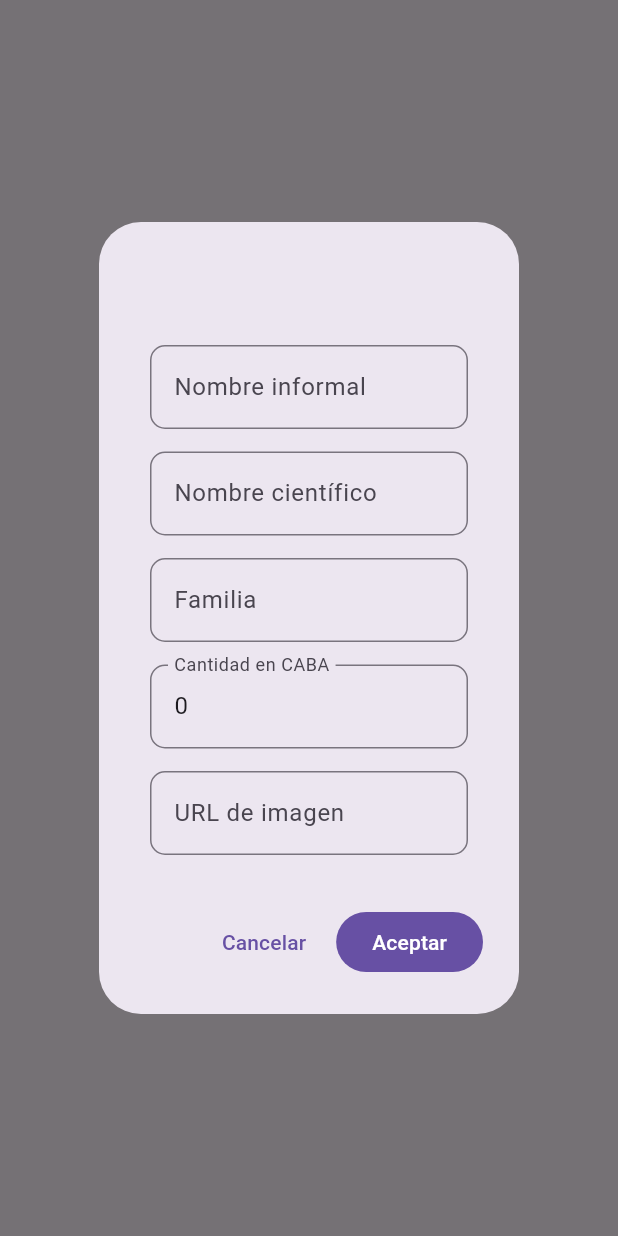
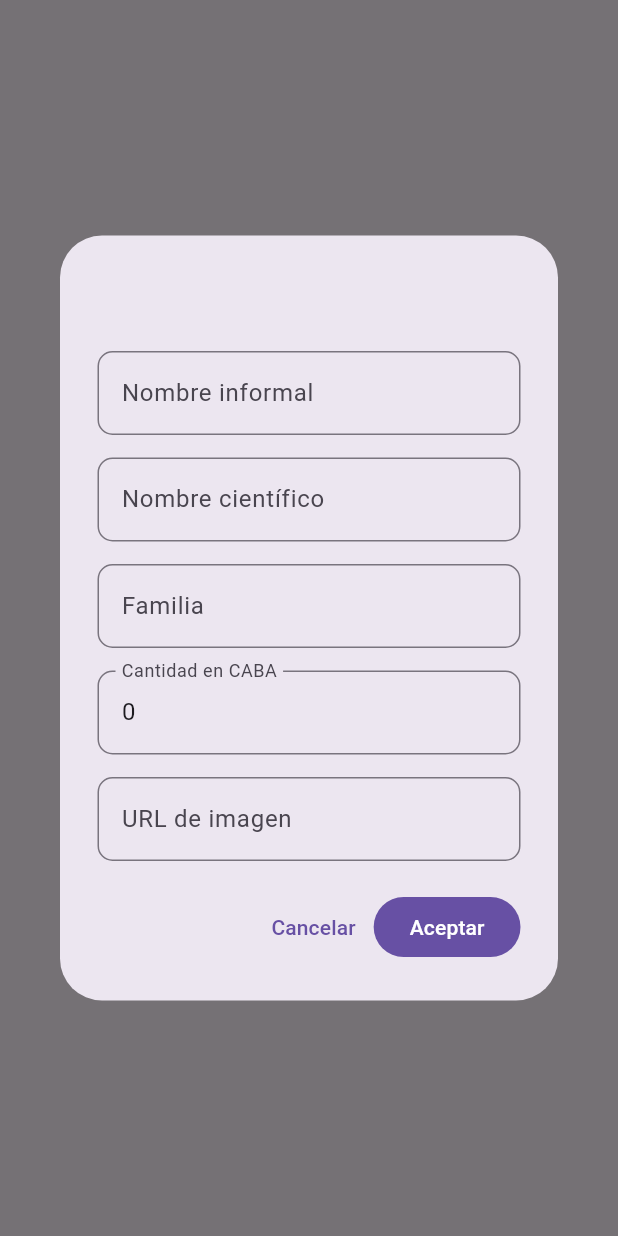
Before and after one commit to AleNimo/FlutterProjects, a Flutter app: what treeDialog() shows on an empty page, opened directly with empty values, on a phone screen of 412 x 824 dp. Run offline on Flutter 3.47's test engine with Material 3 defaults, Android fonts, the phone set to English and light mode, and no system bars; our stand-ins replace floor, font_awesome_flutter, go_router, shared_preferences, sqflite; accounts and stored records are empty; generated files the repository leaves out were written again.

Commit message:
Emprolijo dialogs aumentando su ancho, dejando de usar alertDialog

```diff
--- a/primer_parcial/lib/domain/models/dialogs.dart
+++ b/primer_parcial/lib/domain/models/dialogs.dart
@@ -49,13 +49,24 @@ void treeDialog(BuildContext context, String title, Repository repository,
   showDialog(
       barrierDismissible: true,
       context: context,
-      builder: (context) => AlertDialog(
-            title: Text(title),
-            content: SingleChildScrollView(
+      builder: (context) {
+        final textStyle = Theme.of(context).textTheme;
+        return Dialog(
+          insetPadding:
+              const EdgeInsets.symmetric(horizontal: 40.0, vertical: 10.0),
+          child: Padding(
+            padding: const EdgeInsets.all(25.0),
+            child: Column(
+              mainAxisSize: MainAxisSize.min,
+              crossAxisAlignment: CrossAxisAlignment.start,
+              children: [
+                Text(title, style: textStyle.headlineSmall),
+                Flexible(
+                  child: SingleChildScrollView(
                     child: Form(
                       key: formKey,
                       child: Padding(
-                  padding: const EdgeInsets.all(10),
+                        padding: const EdgeInsets.symmetric(vertical: 20),
                         child: Column(
                           mainAxisSize: MainAxisSize.min,
                           mainAxisAlignment: MainAxisAlignment.start,
@@ -77,7 +88,8 @@ void treeDialog(BuildContext context, String title, Repository repository,
                             ),
                             const SizedBox(height: 15),
                             TextFormField(
-                        initialValue: (tree != null) ? tree.scientificName : '',
+                              initialValue:
+                                  (tree != null) ? tree.scientificName : '',
                               decoration: InputDecoration(
                                 labelText: 'Nombre científico',
                                 border: OutlineInputBorder(
@@ -109,8 +121,9 @@ void treeDialog(BuildContext context, String title, Repository repository,
                             ),
                             const SizedBox(height: 15),
                             TextFormField(
-                        initialValue:
-                            (tree != null) ? tree.quantityBsAs.toString() : '',
+                              initialValue: (tree != null)
+                                  ? tree.quantityBsAs.toString()
+                                  : '',
                               decoration: InputDecoration(
                                 labelText: 'Cantidad en CABA',
                                 border: OutlineInputBorder(
@@ -143,7 +156,10 @@ void treeDialog(BuildContext context, String title, Repository repository,
                       ),
                     ),
                   ),
-            actions: [
+                ),
+                Row(
+                  mainAxisAlignment: MainAxisAlignment.end,
+                  children: [
                     TextButton(
                         onPressed: () {
                           context.pop();
@@ -167,7 +183,8 @@ void treeDialog(BuildContext context, String title, Repository repository,
                                 ),
                               );
                               if (context.mounted) {
-                          showSnackbar(context, 'Árbol agregado exitosamente');
+                                showSnackbar(
+                                    context, 'Árbol agregado exitosamente');
                               }
                             } else {
                               await repository.updateTree(
@@ -182,7 +199,8 @@ void treeDialog(BuildContext context, String title, Repository repository,
                               );
                               globalFlagRefreshList = true;
                               if (context.mounted) {
-                          showSnackbar(context, 'Árbol editado exitosamente');
+                                showSnackbar(
+                                    context, 'Árbol editado exitosamente');
                               }
                             }
                             refreshFunction();
@@ -191,7 +209,12 @@ void treeDialog(BuildContext context, String title, Repository repository,
                         },
                         child: const Text('Aceptar')),
                   ],
-          ));
+                )
+              ],
+            ),
+          ),
+        );
+      });
 }
 
 // user es el usuario a editar, si user == null es porque se está creando un usuario
@@ -213,14 +236,25 @@ void userDialog(BuildContext context, String title, Repository repository,
   showDialog(
       barrierDismissible: true,
       context: context,
-      builder: (context) => AlertDialog(
-            title: Text(title),
-            content: StatefulBuilder(
+      builder: (context) {
+        final textStyle = Theme.of(context).textTheme;
+        return Dialog(
+            insetPadding:
+                const EdgeInsets.symmetric(horizontal: 40.0, vertical: 10.0),
+            child: Padding(
+              padding: const EdgeInsets.all(25.0),
+              child: Column(
+                mainAxisSize: MainAxisSize.min,
+                crossAxisAlignment: CrossAxisAlignment.start,
+                children: [
+                  Text(title, style: textStyle.headlineSmall),
+                  Flexible(
+                    child: StatefulBuilder(
                       builder: (context, setState) => SingleChildScrollView(
                         child: Form(
                           key: formKey,
                           child: Padding(
-                    padding: const EdgeInsets.all(10),
+                            padding: const EdgeInsets.symmetric(vertical: 20),
                             child: Column(
                               mainAxisSize: MainAxisSize.min,
                               mainAxisAlignment: MainAxisAlignment.start,
@@ -230,7 +264,8 @@ void userDialog(BuildContext context, String title, Repository repository,
                                   decoration: InputDecoration(
                                     labelText: 'Nombre',
                                     border: OutlineInputBorder(
-                                borderRadius: BorderRadius.circular(10)),
+                                        borderRadius:
+                                            BorderRadius.circular(10)),
                                   ),
                                   validator: (String? value) {
                                     if (value == null || value.isEmpty) {
@@ -242,11 +277,13 @@ void userDialog(BuildContext context, String title, Repository repository,
                                 ),
                                 const SizedBox(height: 15),
                                 TextFormField(
-                          initialValue: (user != null) ? user.email : '',
+                                  initialValue:
+                                      (user != null) ? user.email : '',
                                   decoration: InputDecoration(
                                     labelText: 'Email',
                                     border: OutlineInputBorder(
-                                borderRadius: BorderRadius.circular(10)),
+                                        borderRadius:
+                                            BorderRadius.circular(10)),
                                   ),
                                   validator: (String? value) {
                                     if (value == null || value.isEmpty) {
@@ -258,12 +295,14 @@ void userDialog(BuildContext context, String title, Repository repository,
                                 ),
                                 const SizedBox(height: 15),
                                 TextFormField(
-                          initialValue: (user != null) ? user.password : '',
+                                  initialValue:
+                                      (user != null) ? user.password : '',
                                   obscureText: true,
                                   decoration: InputDecoration(
                                     labelText: 'Contraseña',
                                     border: OutlineInputBorder(
-                                borderRadius: BorderRadius.circular(10)),
+                                        borderRadius:
+                                            BorderRadius.circular(10)),
                                   ),
                                   validator: (String? value) {
                                     if (value == null || value.isEmpty) {
@@ -280,7 +319,8 @@ void userDialog(BuildContext context, String title, Repository repository,
                                   decoration: InputDecoration(
                                     labelText: 'Edad',
                                     border: OutlineInputBorder(
-                                borderRadius: BorderRadius.circular(10)),
+                                        borderRadius:
+                                            BorderRadius.circular(10)),
                                   ),
                                   validator: (String? value) {
                                     if (value != null) {
@@ -337,7 +377,10 @@ void userDialog(BuildContext context, String title, Repository repository,
                         ),
                       ),
                     ),
-            actions: [
+                  ),
+                  Row(
+                    mainAxisAlignment: MainAxisAlignment.end,
+                    children: [
                       TextButton(
                           onPressed: () {
                             context.pop();
@@ -377,7 +420,8 @@ void userDialog(BuildContext context, String title, Repository repository,
                                 );
                                 globalFlagRefreshList = true;
                                 if (context.mounted) {
-                          showSnackbar(context, 'Usuario editado exitosamente');
+                                  showSnackbar(
+                                      context, 'Usuario editado exitosamente');
                                 }
                               }
                               await refreshFunction();
@@ -386,5 +430,9 @@ void userDialog(BuildContext context, String title, Repository repository,
                           },
                           child: const Text('Aceptar')),
                     ],
+                  )
+                ],
+              ),
             ));
+      });
 }
--- a/primer_parcial/lib/presentation/screens/trees_screen.dart
+++ b/primer_parcial/lib/presentation/screens/trees_screen.dart
@@ -84,8 +84,8 @@ class _TreesScreenState extends State<TreesScreen> {
                   ),
             floatingActionButton: FloatingActionButton(
                 onPressed: () {
-                  treeDialog(context, 'Ingresar nuevo árbol', widget.repository,
-                      null, refreshList);
+                  treeDialog(context, 'Nuevo árbol', widget.repository, null,
+                      refreshList);
                 },
                 child: const Icon(Icons.add)),
             drawer: MenuDrawer(
```
Lines whose indentation alone changed are shown as unchanged.
